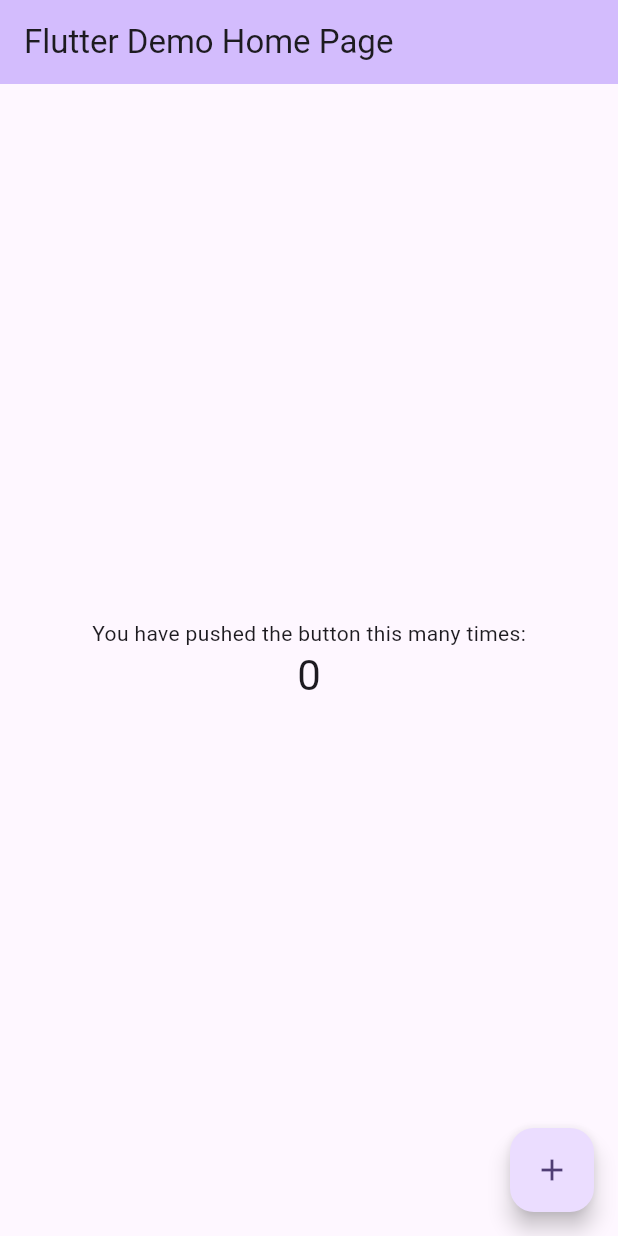
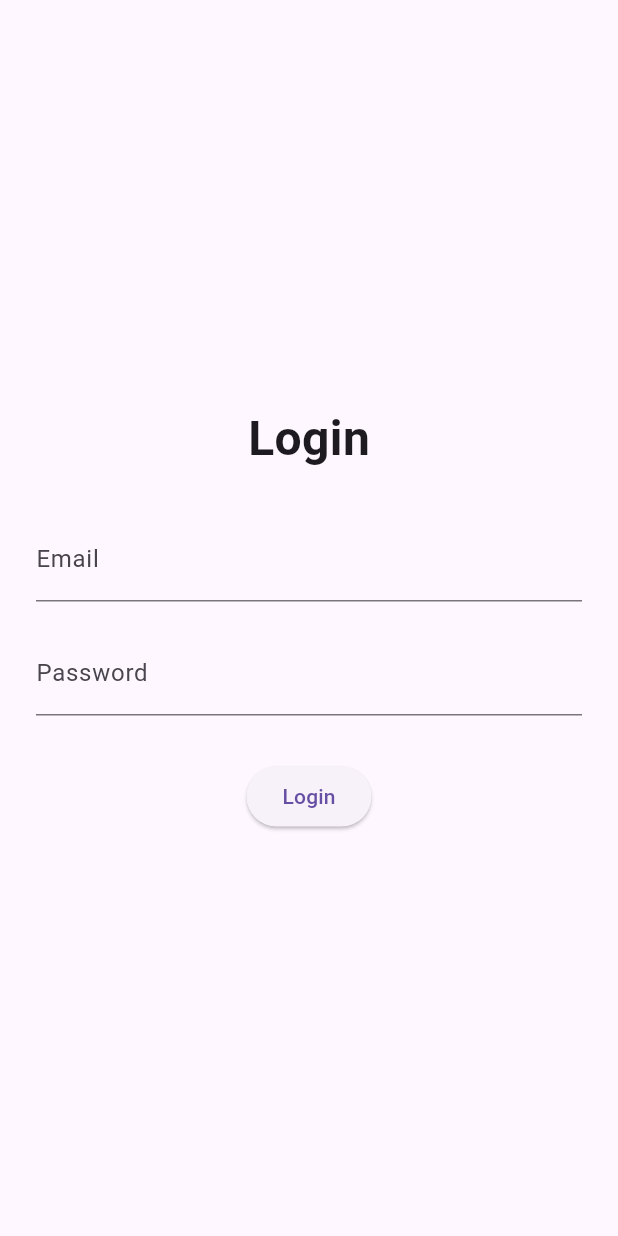
Before and after one commit to Knights24/home_app, a Flutter app: the screen it shows after launch, on a phone screen of 412 x 824 dp. Run offline on Flutter 3.47's test engine with Material 3 defaults, Android fonts, the phone set to English and light mode, and no system bars.

Commit message:
login page create but with error

```diff
--- a/lib/main.dart
+++ b/lib/main.dart
@@ -1,4 +1,5 @@
 import 'package:flutter/material.dart';
+import 'screens/login_screen.dart';
 
 void main() {
   runApp(const MyApp());
@@ -7,116 +8,13 @@ void main() {
 class MyApp extends StatelessWidget {
   const MyApp({super.key});
 
-  // This widget is the root of your application.
   @override
   Widget build(BuildContext context) {
     return MaterialApp(
-      title: 'Flutter Demo',
-      theme: ThemeData(
-        // This is the theme of your application.
-        //
-        // TRY THIS: Try running your application with "flutter run". You'll see
-        // the application has a purple toolbar. Then, without quitting the app,
-        // try changing the seedColor in the colorScheme below to Colors.green
-        // and then invoke "hot reload" (save your changes or press the "hot
-        // reload" button in a Flutter-supported IDE, or press "r" if you used
-        // the command line to start the app).
-        //
-        // Notice that the counter didn't reset back to zero; the application
-        // state is not lost during the reload. To reset the state, use hot
-        // restart instead.
-        //
-        // This works for code too, not just values: Most code changes can be
-        // tested with just a hot reload.
-        colorScheme: ColorScheme.fromSeed(seedColor: Colors.deepPurple),
-      ),
-      home: const MyHomePage(title: 'Flutter Demo Home Page'),
+      title: 'Home Service Finder',
+      debugShowCheckedModeBanner: false,
+      theme: ThemeData(primarySwatch: Colors.indigo, fontFamily: 'Roboto'),
+      home: LoginScreen(), // Start here
     );
   }
 }
-
-class MyHomePage extends StatefulWidget {
-  const MyHomePage({super.key, required this.title});
-
-  // This widget is the home page of your application. It is stateful, meaning
-  // that it has a State object (defined below) that contains fields that affect
-  // how it looks.
-
-  // This class is the configuration for the state. It holds the values (in this
-  // case the title) provided by the parent (in this case the App widget) and
-  // used by the build method of the State. Fields in a Widget subclass are
-  // always marked "final".
-
-  final String title;
-
-  @override
-  State<MyHomePage> createState() => _MyHomePageState();
-}
-
-class _MyHomePageState extends State<MyHomePage> {
-  int _counter = 0;
-
-  void _incrementCounter() {
-    setState(() {
-      // This call to setState tells the Flutter framework that something has
-      // changed in this State, which causes it to rerun the build method below
-      // so that the display can reflect the updated values. If we changed
-      // _counter without calling setState(), then the build method would not be
-      // called again, and so nothing would appear to happen.
-      _counter++;
-    });
-  }
-
-  @override
-  Widget build(BuildContext context) {
-    // This method is rerun every time setState is called, for instance as done
-    // by the _incrementCounter method above.
-    //
-    // The Flutter framework has been optimized to make rerunning build methods
-    // fast, so that you can just rebuild anything that needs updating rather
-    // than having to individually change instances of widgets.
-    return Scaffold(
-      appBar: AppBar(
-        // TRY THIS: Try changing the color here to a specific color (to
-        // Colors.amber, perhaps?) and trigger a hot reload to see the AppBar
-        // change color while the other colors stay the same.
-        backgroundColor: Theme.of(context).colorScheme.inversePrimary,
-        // Here we take the value from the MyHomePage object that was created by
-        // the App.build method, and use it to set our appbar title.
-        title: Text(widget.title),
-      ),
-      body: Center(
-        // Center is a layout widget. It takes a single child and positions it
-        // in the middle of the parent.
-        child: Column(
-          // Column is also a layout widget. It takes a list of children and
-          // arranges them vertically. By default, it sizes itself to fit its
-          // children horizontally, and tries to be as tall as its parent.
-          //
-          // Column has various properties to control how it sizes itself and
-          // how it positions its children. Here we use mainAxisAlignment to
-          // center the children vertically; the main axis here is the vertical
-          // axis because Columns are vertical (the cross axis would be
-          // horizontal).
-          //
-          // TRY THIS: Invoke "debug painting" (choose the "Toggle Debug Paint"
-          // action in the IDE, or press "p" in the console), to see the
-          // wireframe for each widget.
-          mainAxisAlignment: MainAxisAlignment.center,
-          children: <Widget>[
-            const Text('You have pushed the button this many times:'),
-            Text(
-              '$_counter',
-              style: Theme.of(context).textTheme.headlineMedium,
-            ),
-          ],
-        ),
-      ),
-      floatingActionButton: FloatingActionButton(
-        onPressed: _incrementCounter,
-        tooltip: 'Increment',
-        child: const Icon(Icons.add),
-      ), // This trailing comma makes auto-formatting nicer for build methods.
-    );
-  }
-}
--- /dev/null
+++ b/lib/screens/login_screen.dart
@@ -0,0 +1,47 @@
+// lib/screens/login_screen.dart
+import 'package:flutter/material.dart';
+import 'home_screen.dart';
+
+class LoginScreen extends StatelessWidget {
+  final emailController = TextEditingController();
+  final passwordController = TextEditingController();
+
+  @override
+  Widget build(BuildContext context) {
+    return Scaffold(
+      body: Padding(
+        padding: const EdgeInsets.all(24.0),
+        child: Column(
+          mainAxisAlignment: MainAxisAlignment.center,
+          children: [
+            Text(
+              'Login',
+              style: TextStyle(fontSize: 32, fontWeight: FontWeight.bold),
+            ),
+            SizedBox(height: 30),
+            TextField(
+              controller: emailController,
+              decoration: InputDecoration(labelText: 'Email'),
+            ),
+            SizedBox(height: 20),
+            TextField(
+              controller: passwordController,
+              decoration: InputDecoration(labelText: 'Password'),
+              obscureText: true,
+            ),
+            SizedBox(height: 30),
+            ElevatedButton(
+              onPressed: () {
+                Navigator.push(
+                  context,
+                  MaterialPageRoute(builder: (_) => HomeScreen()),
+                );
+              },
+              child: Text("Login"),
+            ),
+          ],
+        ),
+      ),
+    );
+  }
+}
```
Also changed, not shown: lib/screens/home_screen.dart (added).
